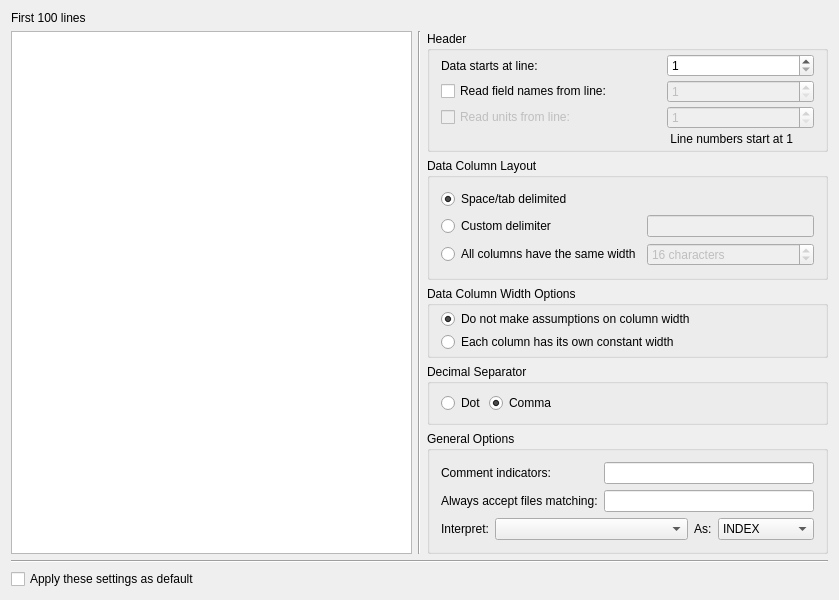
Kst-plot/kst, file src/datasources/ascii/asciiconfig.ui: the form before one commit.
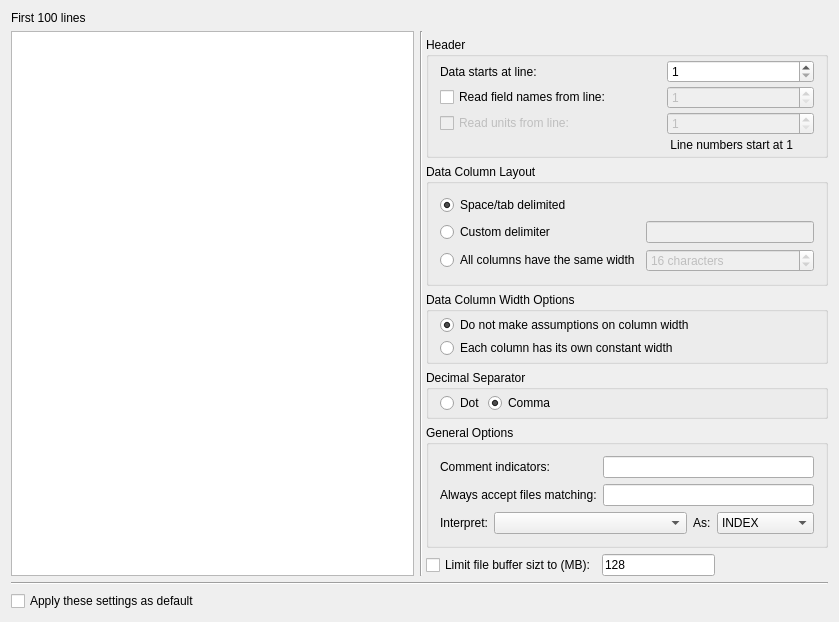
The form after the commit.

Commit message: add option to limit file buffer size

```diff
--- a/src/datasources/ascii/asciiconfig.ui
+++ b/src/datasources/ascii/asciiconfig.ui
@@ -18,17 +18,17 @@
      </property>
     </widget>
    </item>
-   <item row="1" column="0">
+   <item row="1" column="0" rowspan="2">
     <widget class="QPlainTextEdit" name="_showBeginning"/>
    </item>
-   <item row="1" column="1">
+   <item row="1" column="1" rowspan="2" colspan="2">
     <widget class="Line" name="verticalLine">
      <property name="orientation">
       <enum>Qt::Vertical</enum>
      </property>
     </widget>
    </item>
-   <item row="1" column="2">
+   <item row="2" column="2">
     <layout class="QVBoxLayout" name="verticalLayout">
      <item>
       <widget class="QGroupBox" name="headerButtonGroup">
@@ -406,16 +406,47 @@
        </layout>
       </widget>
      </item>
+     <item>
+      <layout class="QHBoxLayout" name="horizontalLayout_2">
+       <item>
+        <widget class="QCheckBox" name="_limitFileBuffer">
+         <property name="text">
+          <string>Limit file buffer sizt to (MB):</string>
+         </property>
+        </widget>
+       </item>
+       <item>
+        <widget class="QLineEdit" name="_limitFileBufferSize">
+         <property name="text">
+          <string>128</string>
+         </property>
+        </widget>
+       </item>
+       <item>
+        <spacer name="horizontalSpacer_2">
+         <property name="orientation">
+          <enum>Qt::Horizontal</enum>
+         </property>
+         <property name="sizeHint" stdset="0">
+          <size>
+           <width>40</width>
+           <height>20</height>
+          </size>
+         </property>
+        </spacer>
+       </item>
+      </layout>
+     </item>
     </layout>
    </item>
-   <item row="2" column="0" colspan="3">
+   <item row="3" column="0" colspan="3">
     <widget class="Line" name="line">
      <property name="orientation">
       <enum>Qt::Horizontal</enum>
      </property>
     </widget>
    </item>
-   <item row="3" column="0">
+   <item row="4" column="0">
     <widget class="QCheckBox" name="_applyDefault">
      <property name="text">
       <string>Apply these settings as default</string>
```
The commit also changes 7 other files.
